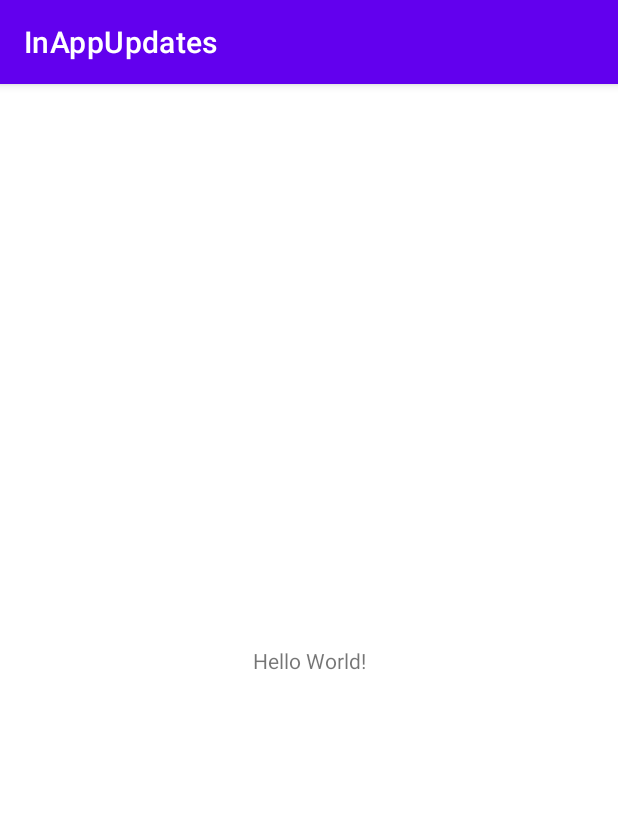
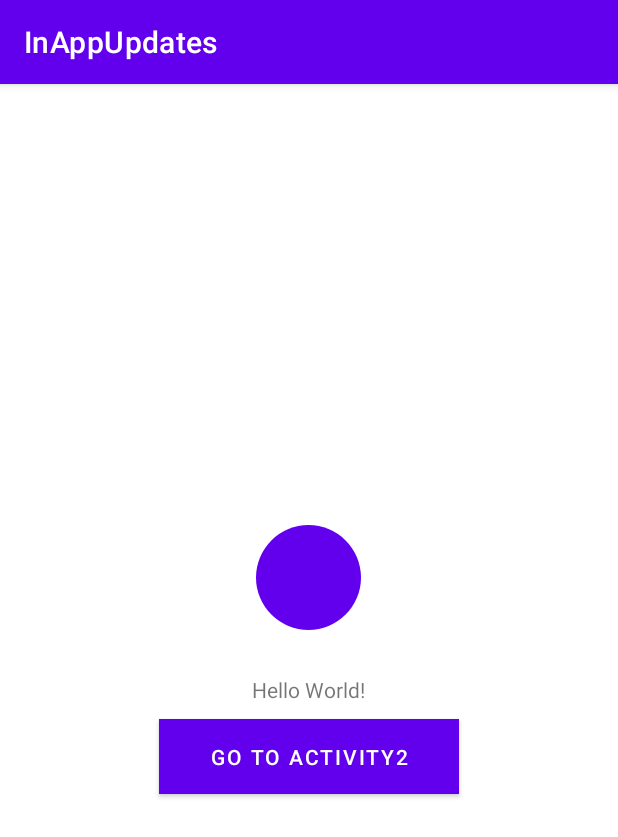
Before and after one commit to ivanyasir/inAppUpdates, an Android app: the screen it shows after launch (MainActivity), on a phone screen of 412 x 824 dp. Shown: the top 837 px of the screen. Run offline under Robolectric (Android 15) with nearby library versions, the phone set to English and light mode, and no system bars; libraries missing offline, so code that uses them is left out: com.google.android.play; 2 statements that could not run were skipped.

Commit message:
animate "shared element"

```diff
--- a/app/src/main/java/com/example/inappupdates/MainActivity.kt
+++ b/app/src/main/java/com/example/inappupdates/MainActivity.kt
@@ -1,14 +1,14 @@
 package com.example.inappupdates
 
-import android.app.PendingIntent
+import android.app.ActivityOptions
 import android.content.Intent
-import android.content.pm.ShortcutInfo
-import android.content.pm.ShortcutManager
-import android.os.Build
 import androidx.appcompat.app.AppCompatActivity
 import android.os.Bundle
 import android.util.Log
-import android.widget.Toast
+import android.util.Pair
+import android.view.View
+import android.widget.Button
+import android.widget.ImageView
 import com.google.android.play.core.appupdate.AppUpdateManager
 import com.google.android.play.core.appupdate.AppUpdateManagerFactory
 import com.google.android.play.core.install.model.AppUpdateType
@@ -16,13 +16,16 @@ import com.google.android.play.core.install.model.UpdateAvailability
 
 private const val UPDATE_REQUEST_CODE = 123
 
-class MainActivity : AppCompatActivity(R.layout.activity_main) {
-
+class MainActivity : AppCompatActivity() {
 
     private val appUpdateManager: AppUpdateManager by lazy { AppUpdateManagerFactory.create(this) }
 
     override fun onCreate(savedInstanceState: Bundle?) {
         super.onCreate(savedInstanceState)
+
+        setContentView(R.layout.activity_main)
+
+        initView()
 
         appUpdateManager.appUpdateInfo.addOnSuccessListener {
             Log.e("update",""+ it.updateAvailability())
@@ -42,35 +45,31 @@ class MainActivity : AppCompatActivity(R.layout.activity_main) {
             Log.e("update", "Failed to check for update: $it")
         }
 
-//        if (Build.VERSION.SDK_INT >= Build.VERSION_CODES.O) {
-//            val shortcutManager = getSystemService(ShortcutManager::class.java)
-//
-//            if (shortcutManager!!.isRequestPinShortcutSupported) {
-//                // Assumes there's already a shortcut with the ID "my-shortcut".
-//                // The shortcut must be enabled.
-//                val pinShortcutInfo = ShortcutInfo.Builder(this, "my-shortcut").build()
-//
-//                // Create the PendingIntent object only if your app needs to be notified
-//                // that the user allowed the shortcut to be pinned. Note that, if the
-//                // pinning operation fails, your app isn't notified. We assume here that the
-//                // app has implemented a method called createShortcutResultIntent() that
-//                // returns a broadcast intent.
-//                val pinnedShortcutCallbackIntent =
-//                    shortcutManager.createShortcutResultIntent(pinShortcutInfo)
-//
-//                // Configure the intent so that your app's broadcast receiver gets
-//                // the callback successfully.For details, see PendingIntent.getBroadcast().
-//                val successCallback = PendingIntent.getBroadcast(
-//                    this, /* request code */ 0,
-//                    pinnedShortcutCallbackIntent, /* flags */ 0
-//                )
-//
-//                shortcutManager.requestPinShortcut(
-//                    pinShortcutInfo,
-//                    successCallback.intentSender
-//                )
-//            }
-//        }
+    }
+
+    private fun initView() {
+        val btnNext = findViewById<Button>(R.id.btn_next)
+        btnNext.setOnClickListener {
+            val i = Intent(this, ShortCutActivity::class.java)
+
+            val pairList = Pair(it, "imageTransition")
+            val options = ActivityOptions.makeSceneTransitionAnimation(
+                this, pairList)
+
+            startActivity(i, options.toBundle())
+
+        }
+        val btnCircle = findViewById<ImageView>(R.id.img_circle)
+        btnCircle.setOnClickListener {
+            val i = Intent(this, ShortCutActivity::class.java)
+
+            val pairList = Pair(it, "imageTransition")
+                    val options = ActivityOptions.makeSceneTransitionAnimation(
+                this, pairList)
+
+            startActivity(i, options.toBundle())
+
+        }
 
     }
 
--- /dev/null
+++ b/app/src/main/res/drawable/circle_image1.xml
@@ -0,0 +1,13 @@
+<?xml version="1.0" encoding="utf-8"?>
+<selector xmlns:android="http://schemas.android.com/apk/res/android">
+    <item android:state_pressed="false">
+        <shape android:shape="oval">
+            <solid android:color="#FF6200EE"/>
+        </shape>
+    </item>
+    <item android:state_pressed="true">
+        <shape android:shape="oval">
+            <solid android:color="#ffffff"/>
+        </shape>
+    </item>
+</selector>
--- a/app/src/main/res/layout/activity_main.xml
+++ b/app/src/main/res/layout/activity_main.xml
@@ -1,10 +1,20 @@
 <?xml version="1.0" encoding="utf-8"?>
-<androidx.constraintlayout.widget.ConstraintLayout xmlns:android="http://schemas.android.com/apk/res/android"
+<LinearLayout xmlns:android="http://schemas.android.com/apk/res/android"
     xmlns:app="http://schemas.android.com/apk/res-auto"
     xmlns:tools="http://schemas.android.com/tools"
     android:layout_width="match_parent"
+    android:orientation="vertical"
+    android:gravity="center"
     android:layout_height="match_parent"
     tools:context=".MainActivity">
+
+    <ImageView
+        android:id="@+id/img_circle"
+        android:layout_width="70dp"
+        android:layout_height="70dp"
+        android:transitionName="imageTransition"
+        android:layout_marginBottom="30dp"
+        android:src="@drawable/circle_image1"/>
 
     <TextView
         android:layout_width="wrap_content"
@@ -15,4 +25,14 @@
         app:layout_constraintRight_toRightOf="parent"
         app:layout_constraintTop_toTopOf="parent" />
 
-</androidx.constraintlayout.widget.ConstraintLayout>
+    <Button
+        android:id="@+id/btn_next"
+        android:layout_width="200dp"
+        android:layout_height="50dp"
+        android:layout_marginTop="10dp"
+        android:background="#FF6200EE"
+        android:textColor="@color/white"
+        android:transitionName="imageTransition"
+        android:text="Go to Activity2"/>
+
+</LinearLayout>
--- a/app/src/main/res/values-night/themes.xml
+++ b/app/src/main/res/values-night/themes.xml
@@ -12,5 +12,7 @@
         <!-- Status bar color. -->
         <item name="android:statusBarColor" tools:targetApi="l">?attr/colorPrimaryVariant</item>
         <!-- Customize your theme here. -->
+
+        <item name="android:windowActivityTransitions">true</item>
     </style>
 </resources>
--- a/app/src/main/res/values/themes.xml
+++ b/app/src/main/res/values/themes.xml
@@ -12,5 +12,7 @@
         <!-- Status bar color. -->
         <item name="android:statusBarColor" tools:targetApi="l">?attr/colorPrimaryVariant</item>
         <!-- Customize your theme here. -->
+
+        <item name="android:windowActivityTransitions">true</item>
     </style>
 </resources>
```
Also changed, not shown: app/src/main/java/com/example/inappupdates/ShortCutActivity.kt (+12 -0 lines), app/src/main/res/layout/activity_short_cut.xml (+12 -2 lines).
